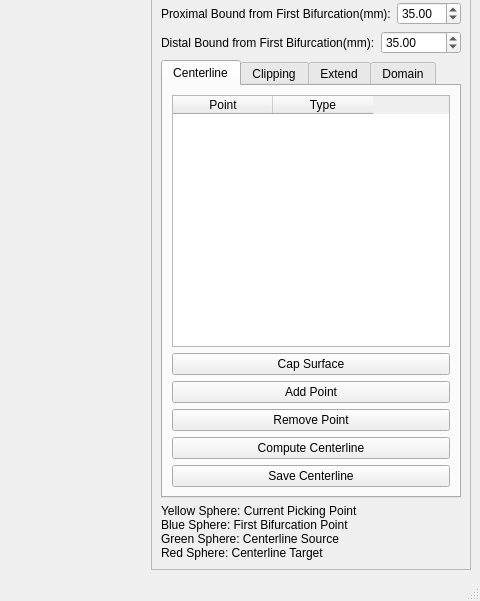
First picture: the form in MainWindow/mainWindow.ui, repository jackyko1991/Vessel-Clipper, before the edit; both pictures show x 672 to 1152 and y 401 to 1002 of the 1152 by 1002 pixel window.
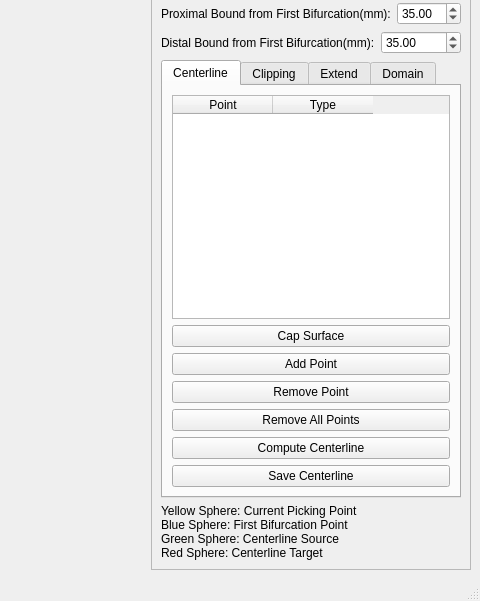
Second picture: the form after the edit. Custom widgets are drawn as their Qt base class.

What changed in the file:
```diff
--- a/MainWindow/mainWindow.ui
+++ b/MainWindow/mainWindow.ui
@@ -301,6 +301,12 @@
        </item>
        <item>
         <widget class="QTabWidget" name="tabWidget">
+         <property name="minimumSize">
+          <size>
+           <width>0</width>
+           <height>0</height>
+          </size>
+         </property>
          <property name="tabPosition">
           <enum>QTabWidget::North</enum>
          </property>
@@ -317,7 +323,7 @@
              <property name="minimumSize">
               <size>
                <width>0</width>
-               <height>200</height>
+               <height>0</height>
               </size>
              </property>
              <column>
@@ -353,6 +359,13 @@
              </property>
             </widget>
            </item>
+           <item>
+            <widget class="QPushButton" name="pushButtonRemoveAllCenterlineKeyPoint">
+             <property name="text">
+              <string>Remove All Points</string>
+             </property>
+            </widget>
+           </item>
            <item>
             <widget class="QPushButton" name="pushButtonComputeCenterline">
              <property name="text">
```
Left out of the diff: 6 changed lines with no effect on the pictures.
